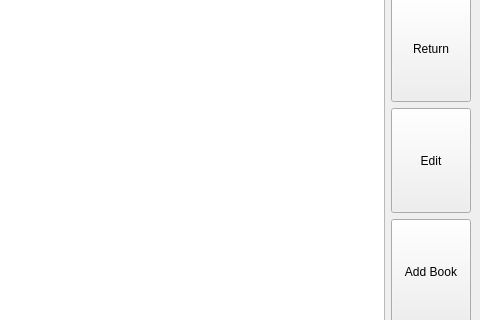
Old version of the form mainwindow.ui in the repository Ayush1325/library_management; both pictures show x 352 to 832 and y 124 to 444 of the 832 by 591 pixel window.
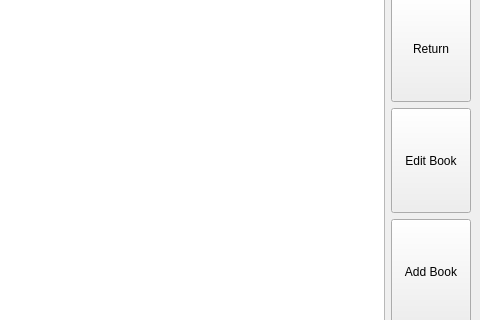
New version of the form.

Diff of the .ui file:
```diff
--- a/mainwindow.ui
+++ b/mainwindow.ui
@@ -79,7 +79,7 @@
          </sizepolicy>
         </property>
         <property name="text">
-         <string>Edit</string>
+         <string>Edit Book</string>
         </property>
        </widget>
       </item>
```
Left out of the diff: 9 changed lines with no effect on the pictures.
